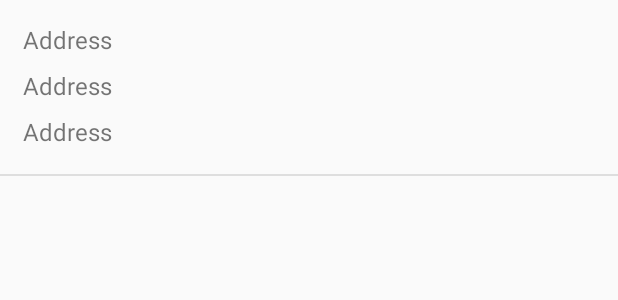
After one commit to ChunmengYang/android-worksapce, an Android app: the layout beacon_item.xml on its own in the app's theme, with its tools: preview values and no code run, on a phone screen of 412 x 824 dp. The commit adds this screen. Shown: the top 300 px of the screen. Run offline under Robolectric (Android 15) with nearby library versions, the phone set to English and light mode, and no system bars.

Commit message:
初始化导入

```diff
--- /dev/null
+++ b/app/src/main/res/layout/beacon_item.xml
@@ -0,0 +1,50 @@
+<?xml version="1.0" encoding="utf-8"?>
+<android.support.constraint.ConstraintLayout xmlns:android="http://schemas.android.com/apk/res/android"
+    xmlns:app="http://schemas.android.com/apk/res-auto"
+    xmlns:tools="http://schemas.android.com/tools"
+    android:layout_width="match_parent"
+    android:layout_height="wrap_content"
+    android:background="@drawable/scrolling_item_background"
+    android:paddingBottom="15dp">
+
+
+    <TextView
+        android:id="@+id/beacon_item_address"
+        android:layout_width="wrap_content"
+        android:layout_height="25dp"
+        android:layout_marginTop="15dp"
+        android:ellipsize="end"
+        android:lines="1"
+        android:paddingStart="15dp"
+        android:text="Address"
+        android:textSize="16dp"
+        app:layout_constraintLeft_toLeftOf="parent"
+        app:layout_constraintTop_toTopOf="parent" />
+
+    <TextView
+        android:id="@+id/beacon_item_UUID"
+        android:layout_width="wrap_content"
+        android:layout_height="25dp"
+        android:layout_marginTop="5dp"
+        android:ellipsize="end"
+        android:lines="1"
+        android:paddingStart="15dp"
+        android:text="Address"
+        android:textSize="16dp"
+        app:layout_constraintLeft_toLeftOf="parent"
+        app:layout_constraintTop_toBottomOf="@id/beacon_item_address" />
+
+    <TextView
+        android:id="@+id/beacon_item_major_and_minor"
+        android:layout_width="wrap_content"
+        android:layout_height="25dp"
+        android:layout_marginTop="5dp"
+        android:ellipsize="end"
+        android:lines="1"
+        android:paddingStart="15dp"
+        android:text="Address"
+        android:textSize="16dp"
+        app:layout_constraintLeft_toLeftOf="parent"
+        app:layout_constraintTop_toBottomOf="@id/beacon_item_UUID" />
+
+</android.support.constraint.ConstraintLayout>
```
Also changed, not shown: app/src/main/java/com/ycm/demo/BeaconActivity.java (+91 -78 lines), app/src/main/res/layout/activity_beacon.xml (+19 -7 lines).
